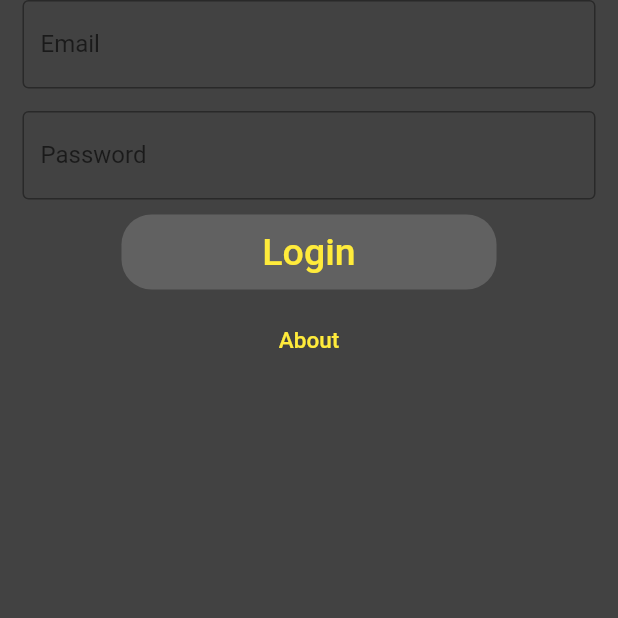
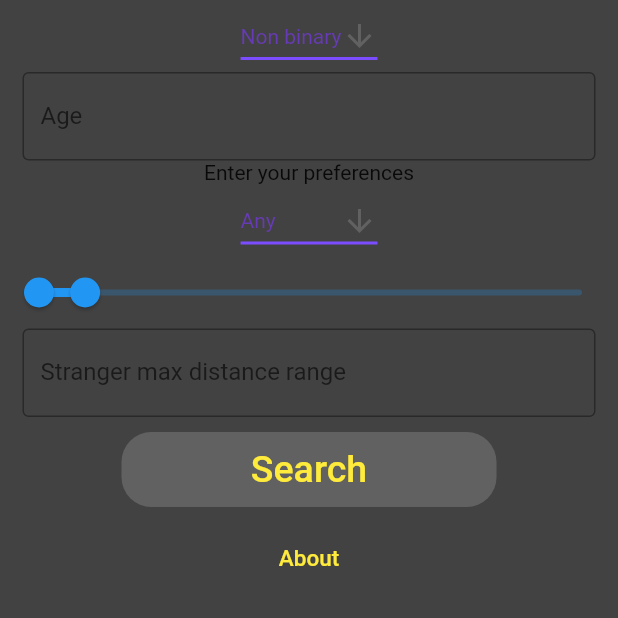
Before and after one commit to lorenzotinfena/pepper-client, a Flutter app: the screen it shows after launch, on a phone screen of 412 x 824 dp, the top half of it. Run offline on Flutter 3.47's test engine with Material 2 defaults, Android fonts, the light colour scheme and no system bars; our stand-ins replace flutter_chat_types, flutter_chat_ui; missing offline and left inert: grpc, protobuf; statements that could not run were skipped.

Commit message:
fato bon

```diff
--- a/lib/pages/home.dart
+++ b/lib/pages/home.dart
@@ -1,6 +1,6 @@
-
-
+import 'package:chat_and_meet_client/proto/service.pbenum.dart';
 import 'package:flutter/material.dart';
+import 'package:flutter/services.dart';
 import 'package:flutter/widgets.dart';
 import 'package:chat_and_meet_client/proto/service.pb.dart';
 import 'package:chat_and_meet_client/proto/service.pbgrpc.dart';
@@ -9,6 +9,7 @@ import 'package:chat_and_meet_client/proto/service.pbjson.dart';
 import 'package:grpc/grpc_connection_interface.dart';
 import 'package:flutter/foundation.dart';
 import 'package:grpc/grpc.dart';
+import 'package:flutter/services.dart';
 
 class Home extends StatefulWidget {
   @override
@@ -17,8 +18,16 @@ class Home extends StatefulWidget {
 
 class _State extends State<Home> {
   late ServiceClient client;
+  MatchRequest matchRequest = MatchRequest(
+      myInfo:
+          MatchRequest_MyInfo(gender: MatchRequest_Gender.NonBinary, age: 18),
+      preferences: MatchRequest_Preferences(minAge: 18, maxAge: 25));
+  String gender = "Non binary";
+  String targetGender = "Any";
+  RangeValues currentRangeValues = const RangeValues(18, 25);
 
-	@override void initState() {
+  @override
+  void initState() {
     var host = '10.0.2.2';
     if (kReleaseMode) host = 'EHHH VOLEEEEVIIIII';
     final channel = ClientChannel(host,
@@ -30,43 +39,136 @@ class _State extends State<Home> {
 
   @override
   Widget build(BuildContext context) {
-    /*return Scaffold(
-      backgroundColor: Colors.grey[800],
-      body: Column(
-        children: [
-          Text
-          TextButton(
-          onPressed: ()=>{Navigator.pushNamed(context,'/about')},
-          child: Text('About'),)
-        ],
-      )
-    );*/
     return Scaffold(
       backgroundColor: Colors.grey[800],
-      body: SingleChildScrollView(
+      body: SafeArea(
+        child: SingleChildScrollView(
           child: Column(
             children: <Widget>[
+              DropdownButton<String>(
+                value: gender,
+                icon: const Icon(Icons.arrow_downward),
+                iconSize: 24,
+                elevation: 16,
+                style: const TextStyle(color: Colors.deepPurple),
+                underline: Container(
+                  height: 2,
+                  color: Colors.deepPurpleAccent,
+                ),
+                onChanged: (String? newValue) {
+                  setState(() {
+                    gender = newValue!;
+                  });
+                  switch (newValue) {
+                    case 'Male':
+                      matchRequest.myInfo.gender = MatchRequest_Gender.Male;
+                      break;
+                    case 'Female':
+                      matchRequest.myInfo.gender = MatchRequest_Gender.Female;
+                      break;
+                    case 'Non binary':
+                      matchRequest.myInfo.gender =
+                          MatchRequest_Gender.NonBinary;
+                      break;
+                  }
+                },
+                items: <String>['Non binary', 'Male', 'Female']
+                    .map<DropdownMenuItem<String>>((String value) {
+                  return DropdownMenuItem<String>(
+                    value: value,
+                    child: Text(value),
+                  );
+                }).toList(),
+              ),
               Padding(
                 //padding: const EdgeInsets.only(left:15.0,right: 15.0,top:0,bottom: 0),
-              padding: EdgeInsets.symmetric(horizontal: 15),
+                padding: const EdgeInsets.symmetric(horizontal: 15),
                 child: TextField(
+                  inputFormatters: [FilteringTextInputFormatter.digitsOnly],
+                  keyboardType: TextInputType.number,
                   decoration: InputDecoration(
                       border: OutlineInputBorder(),
-                    labelText: 'Email',
-                    hintText: 'Enter valid email id as abc@gmail.com'),
+                      labelText: 'Age',
+                      hintText: 'Enter age'),
+                  onChanged: (String? age) {
+                    if (age != null) matchRequest.myInfo.age = int.parse(age!);
+                  },
                 ),
               ),
+              Text("Enter your preferences"),
+              DropdownButton<String>(
+                value: targetGender,
+                icon: const Icon(Icons.arrow_downward),
+                iconSize: 24,
+                elevation: 16,
+                style: const TextStyle(color: Colors.deepPurple),
+                underline: Container(
+                  height: 2,
+                  color: Colors.deepPurpleAccent,
+                ),
+                onChanged: (String? newValue) {
+                  setState(() {
+                    targetGender = newValue!;
+                  });
+                  switch (newValue) {
+                    case 'Any':
+                      matchRequest.preferences.gender =
+                          MatchRequest_Gender.Unknown;
+                      break;
+                    case 'Male':
+                      matchRequest.preferences.gender =
+                          MatchRequest_Gender.Male;
+                      break;
+                    case 'Female':
+                      matchRequest.preferences.gender =
+                          MatchRequest_Gender.Female;
+                      break;
+                    case 'Non binary':
+                      matchRequest.preferences.gender =
+                          MatchRequest_Gender.NonBinary;
+                      break;
+                  }
+                },
+                items: <String>['Any', 'Non binary', 'Male', 'Female']
+                    .map<DropdownMenuItem<String>>((String value) {
+                  return DropdownMenuItem<String>(
+                    value: value,
+                    child: Text(value),
+                  );
+                }).toList(),
+              ),
+              RangeSlider(
+                values: currentRangeValues,
+                min: 18,
+                max: 100,
+                divisions: 82,
+                labels: RangeLabels(
+                  currentRangeValues.start.round().toString(),
+                  currentRangeValues.end.round().toString(),
+                ),
+                onChanged: (RangeValues values) {
+                  setState(() {
+                    currentRangeValues = values;
+                  });
+                  matchRequest.preferences.minAge = values.start.toInt();
+                  matchRequest.preferences.minAge = values.end.toInt();
+                },
+              ),
               Padding(
-              padding: const EdgeInsets.only(
-                  left: 15.0, right: 15.0, top: 15, bottom: 0),
-              //padding: EdgeInsets.symmetric(horizontal: 15),
+                //padding: const EdgeInsets.only(left:15.0,right: 15.0,top:0,bottom: 0),
+                padding: const EdgeInsets.symmetric(horizontal: 15),
                 child: TextField(
-
-                obscureText: true,
+                  inputFormatters: [FilteringTextInputFormatter.digitsOnly],
+                  keyboardType: TextInputType.number,
                   decoration: InputDecoration(
                       border: OutlineInputBorder(),
-                    labelText: 'Password',
-                    hintText: 'Enter secure password'),
+                      labelText: 'Stranger max distance range',
+                      hintText: 'Enter stranger max distance range'),
+                  onChanged: (String? range) {
+                    if (range != null)
+                      matchRequest.preferences.kilometersRange =
+                          int.parse(range!);
+                  },
                 ),
               ),
               Container(
@@ -74,30 +176,26 @@ class _State extends State<Home> {
                 height: 50,
                 width: 250,
                 decoration: BoxDecoration(
-                  color: Colors.grey[700], borderRadius: BorderRadius.circular(20)),
+                    color: Colors.grey[700],
+                    borderRadius: BorderRadius.circular(20)),
+                child: Hero(
+                  tag: "search",
                   child: FlatButton(
                     onPressed: () {
-					final req = MatchRequest(
-						myInfo: MatchRequest_MyInfo(
-							age: 20,
-							gender: MatchRequest_Gender.NonBinary,
-							latitude: 0,
-							longitude: 0),
-						preferences: MatchRequest_Preferences(
-							gender: MatchRequest_Gender.Unknown,
-							kilometersRange: 1000,
-							maxAge: 22,
-							minAge: 18));
-                  Navigator.pushReplacementNamed(context, '/chat', arguments: {'client': client, 'request': req});
+                      Navigator.pushNamed(context, '/chat', arguments: {
+                        'client': client,
+                        'request': matchRequest
+                      });
                     },
                     child: Text(
-                  'Login',
+                      'Search',
                       style: TextStyle(color: Colors.yellow, fontSize: 25),
                     ),
                   ),
                 ),
+              ),
               FlatButton(
-              onPressed: (){
+                onPressed: () {
                   Navigator.pushNamed(context, '/about');
                 },
                 child: Text(
@@ -106,8 +204,13 @@ class _State extends State<Home> {
                 ),
               ),
             ],
+            mainAxisAlignment: MainAxisAlignment.center,
+            crossAxisAlignment: CrossAxisAlignment.center,
+          ),
         ),
       ),
     );
   }
 }
+
+class TextInputFormatter {}
```
Also changed, not shown: lib/pages/chat.dart (+63 -20 lines). Lines whose indentation alone changed are shown as unchanged.
